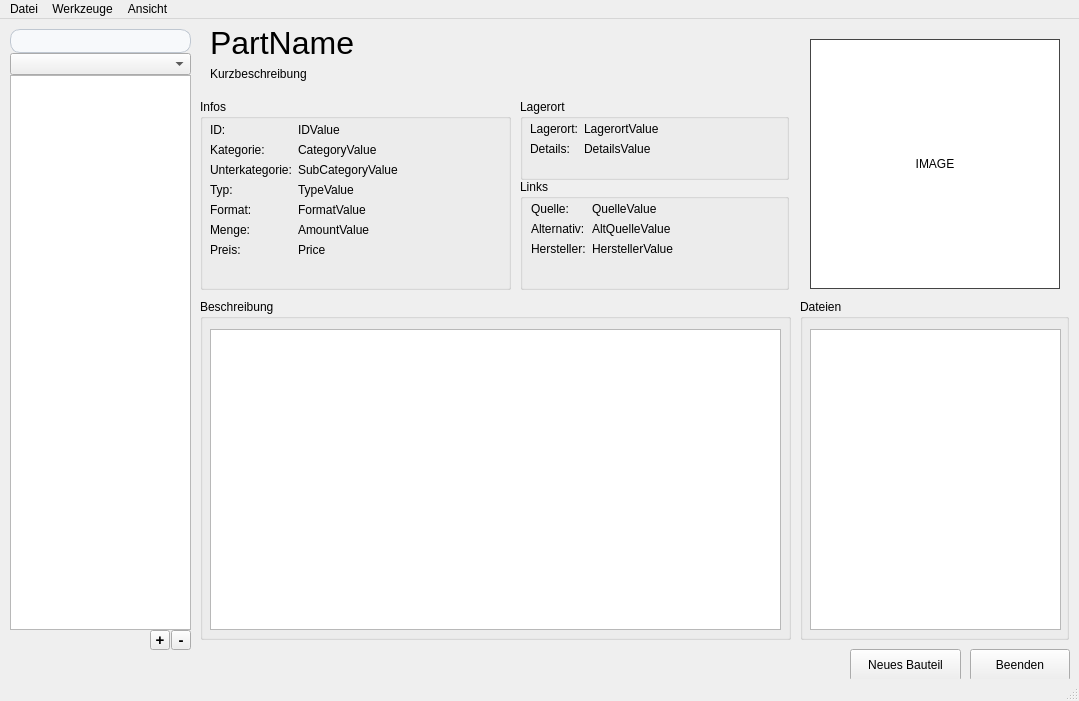
This is src/mainwindow.ui in oddscured/Partorium as Qt 5 draws it before an edit. The edited form follows.
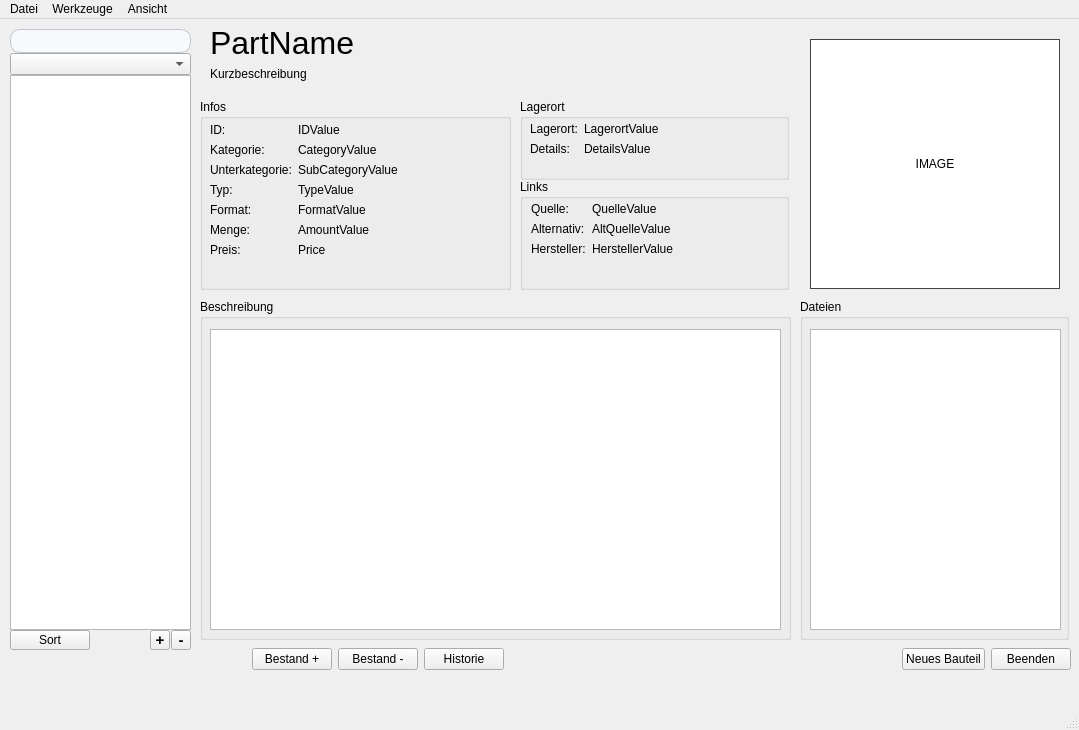
This is the edited form.

Commit message: added stock management function

Patch:
```diff
--- a/src/mainwindow.ui
+++ b/src/mainwindow.ui
@@ -7,7 +7,7 @@
     <x>0</x>
     <y>0</y>
     <width>1079</width>
-    <height>701</height>
+    <height>730</height>
    </rect>
   </property>
   <property name="windowTitle">
@@ -577,6 +577,44 @@
        <property name="topMargin">
         <number>0</number>
        </property>
+       <item>
+        <widget class="QPushButton" name="btn_CycleCategorization">
+         <property name="sizePolicy">
+          <sizepolicy hsizetype="Maximum" vsizetype="Maximum">
+           <horstretch>0</horstretch>
+           <verstretch>0</verstretch>
+          </sizepolicy>
+         </property>
+         <property name="minimumSize">
+          <size>
+           <width>80</width>
+           <height>20</height>
+          </size>
+         </property>
+         <property name="maximumSize">
+          <size>
+           <width>80</width>
+           <height>20</height>
+          </size>
+         </property>
+         <property name="font">
+          <font>
+           <pointsize>9</pointsize>
+           <bold>false</bold>
+          </font>
+         </property>
+         <property name="styleSheet">
+          <string notr="true">padding: 0px;
+margin: 0px;</string>
+         </property>
+         <property name="text">
+          <string>Sort</string>
+         </property>
+         <property name="autoRepeatDelay">
+          <number>282</number>
+         </property>
+        </widget>
+       </item>
        <item>
         <spacer name="verticalSpacer">
          <property name="orientation">
@@ -683,31 +721,78 @@
      </item>
     </layout>
    </widget>
-   <widget class="QPushButton" name="btn_NewPart">
+   <widget class="QWidget" name="layoutWidget">
     <property name="geometry">
      <rect>
-      <x>850</x>
-      <y>630</y>
-      <width>111</width>
-      <height>32</height>
+      <x>10</x>
+      <y>620</y>
+      <width>1061</width>
+      <height>40</height>
      </rect>
     </property>
-    <property name="text">
-     <string>Neues Bauteil</string>
-    </property>
-   </widget>
-   <widget class="QPushButton" name="btn_Quit">
-    <property name="geometry">
-     <rect>
-      <x>970</x>
-      <y>630</y>
-      <width>100</width>
-      <height>32</height>
-     </rect>
-    </property>
-    <property name="text">
-     <string>Beenden</string>
-    </property>
+    <layout class="QHBoxLayout" name="horizontalLayout_4">
+     <item>
+      <spacer name="horizontalSpacer_2">
+       <property name="orientation">
+        <enum>Qt::Orientation::Horizontal</enum>
+       </property>
+       <property name="sizeHint" stdset="0">
+        <size>
+         <width>288</width>
+         <height>20</height>
+        </size>
+       </property>
+      </spacer>
+     </item>
+     <item>
+      <widget class="QPushButton" name="btn_AddStock">
+       <property name="text">
+        <string>Bestand +</string>
+       </property>
+      </widget>
+     </item>
+     <item>
+      <widget class="QPushButton" name="btn_RemoveStock">
+       <property name="text">
+        <string>Bestand -</string>
+       </property>
+      </widget>
+     </item>
+     <item>
+      <widget class="QPushButton" name="btn_StockHistory">
+       <property name="text">
+        <string>Historie</string>
+       </property>
+      </widget>
+     </item>
+     <item>
+      <spacer name="horizontalSpacer_3">
+       <property name="orientation">
+        <enum>Qt::Orientation::Horizontal</enum>
+       </property>
+       <property name="sizeHint" stdset="0">
+        <size>
+         <width>438</width>
+         <height>20</height>
+        </size>
+       </property>
+      </spacer>
+     </item>
+     <item>
+      <widget class="QPushButton" name="btn_NewPart">
+       <property name="text">
+        <string>Neues Bauteil</string>
+       </property>
+      </widget>
+     </item>
+     <item>
+      <widget class="QPushButton" name="btn_Quit">
+       <property name="text">
+        <string>Beenden</string>
+       </property>
+      </widget>
+     </item>
+    </layout>
    </widget>
   </widget>
   <widget class="QMenuBar" name="menubar">
```
Left out of the diff: 4 changed lines with no effect on the pictures. The commit also changes 15 other files.
